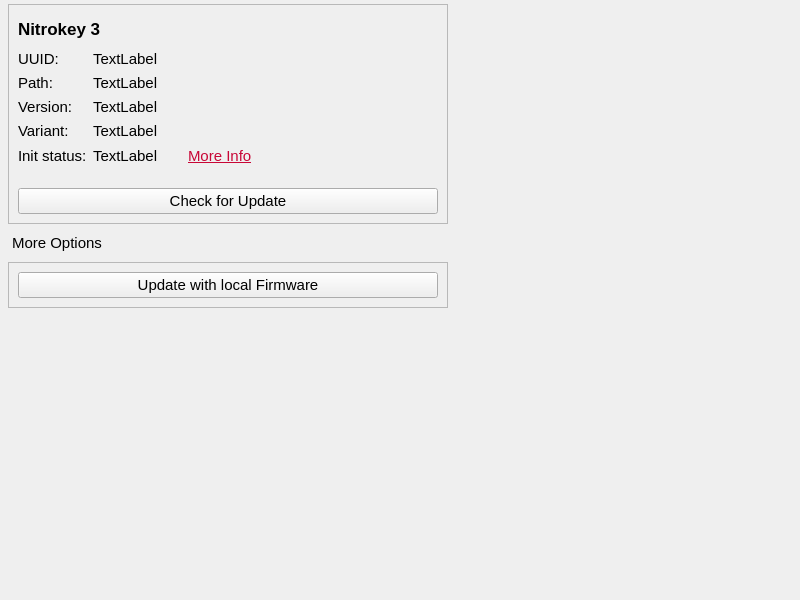
Above: nitrokeyapp/ui/overview_tab.ui from Nitrokey/nitrokey-app2 before the change. Below: the same form after it.
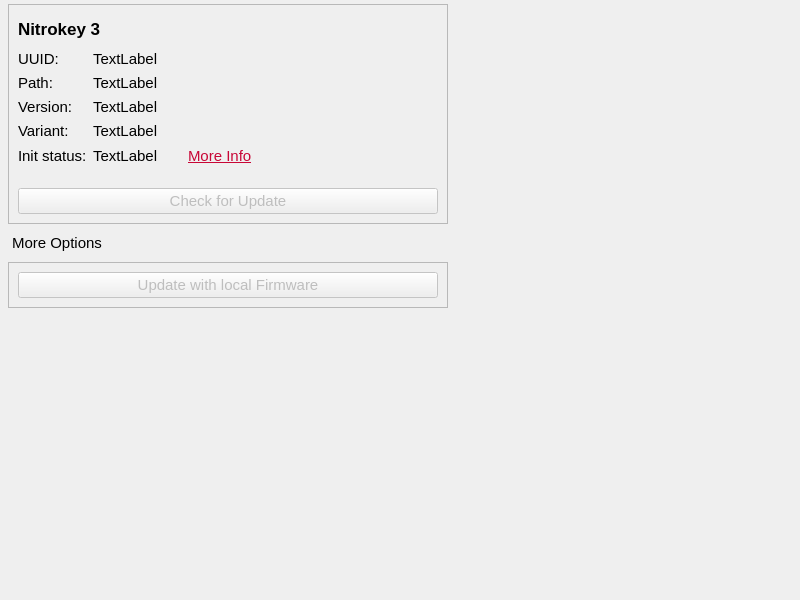
That is the form after the change. Icons and pictures are not drawn.

Commit message: Make update buttons disabled by default

Patch:
```diff
--- a/nitrokeyapp/ui/overview_tab.ui
+++ b/nitrokeyapp/ui/overview_tab.ui
@@ -459,6 +459,9 @@
               <property name="text">
                <string>Check for Update</string>
               </property>
+              <property name="enabled">
+                <bool>False</bool>
+	      </property>
              </widget>
             </item>
            </layout>
@@ -528,6 +531,9 @@
             <property name="text">
              <string>Update with local Firmware</string>
             </property>
+            <property name="enabled">
+	      <bool>False</bool>
+	    </property>
            </widget>
           </item>
          </layout>
```
